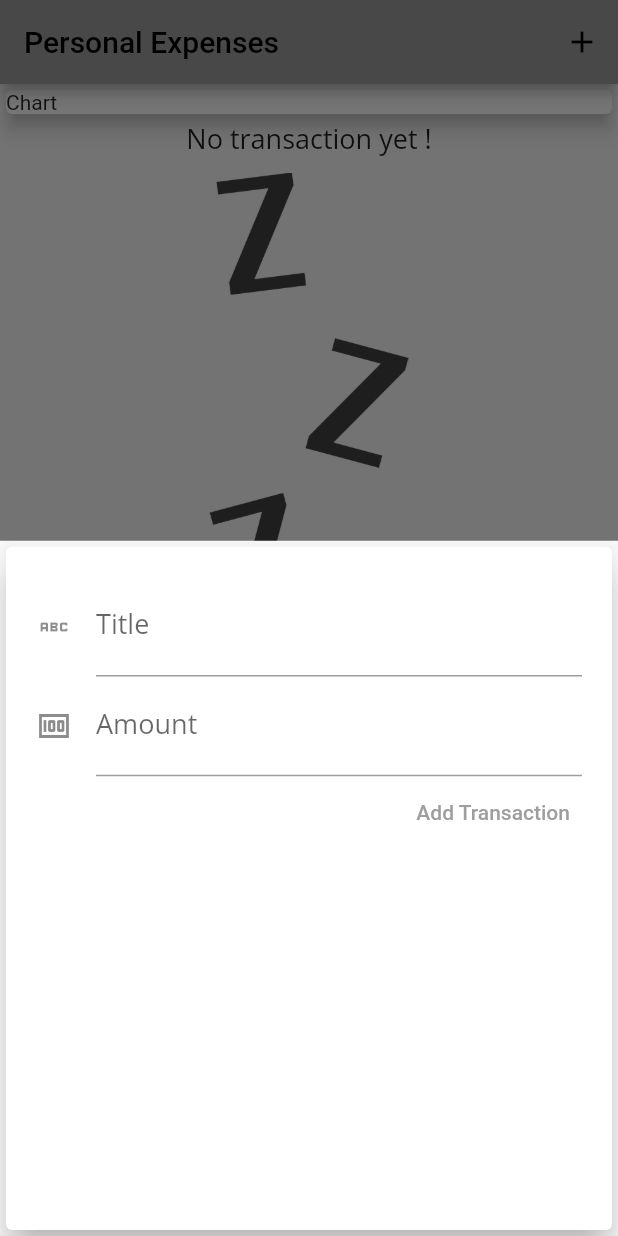
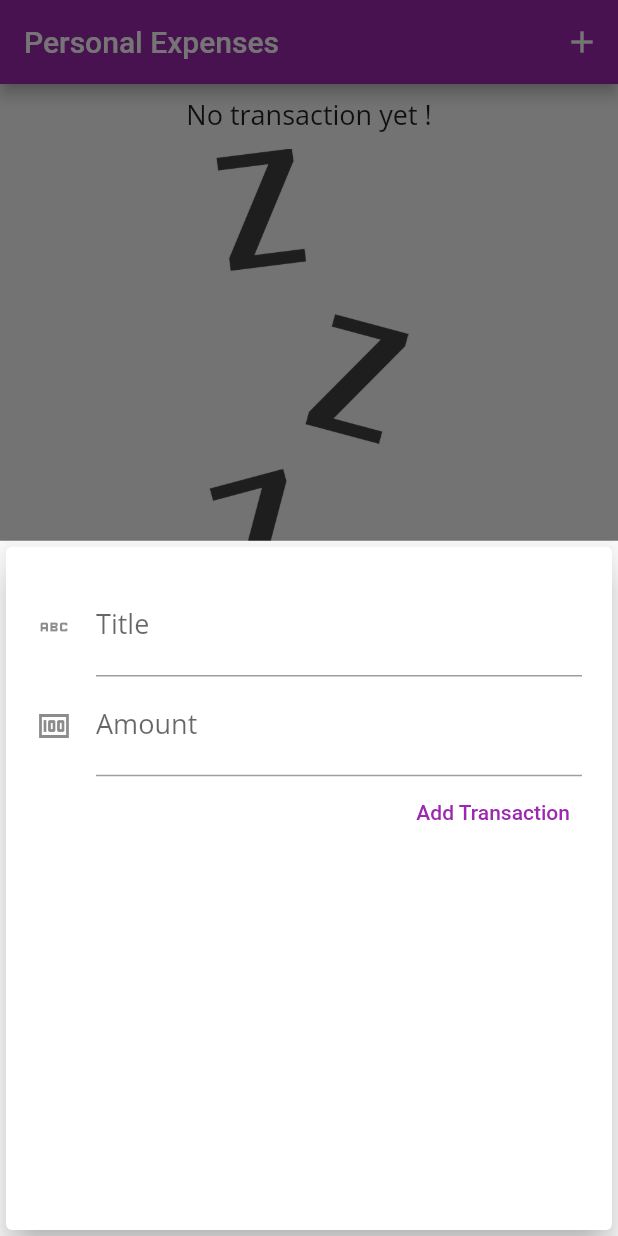
Before and after one commit to DrAnonymousNet/Expenses-Tracker, a Flutter app: the screen it shows after launch, after a tap on the "add" icon, on a phone screen of 412 x 824 dp. Run offline on Flutter 3.47's test engine with Material 2 defaults, Android fonts, the phone set to English and light mode, and no system bars.

Commit message:
Added Expenses bar widget

```diff
--- a/lib/main.dart
+++ b/lib/main.dart
@@ -1,3 +1,4 @@
+import 'widgets/chart.dart';
 import 'package:flutter/material.dart';
 import './models/transaction_list.dart';
 import 'widgets/transaction.dart';
@@ -11,10 +12,15 @@ class MyApp extends StatelessWidget {
     return MaterialApp(
       title: 'Personal Expenses',
       theme: ThemeData(
-        primarySwatch: Colors.grey,
+        primarySwatch: Colors.purple,
         fontFamily: "Quicksand",
-        textTheme: ThemeData.light().textTheme.copyWith(titleMedium: TextStyle(fontFamily: "OpenSans", fontSize: 18)),
-        appBarTheme:AppBarTheme(toolbarTextStyle:TextStyle(fontFamily: "OpenSans", fontWeight: FontWeight.bold, fontSize: 20)),
+        textTheme: ThemeData.light().textTheme.copyWith(
+            titleMedium: TextStyle(fontFamily: "OpenSans", fontSize: 18)),
+        appBarTheme: AppBarTheme(
+            toolbarTextStyle: TextStyle(
+                fontFamily: "OpenSans",
+                fontWeight: FontWeight.bold,
+                fontSize: 20)),
       ),
       home: _MyHomePage(),
     );
@@ -33,6 +39,13 @@ class _MyHomePageState extends State {
     //Transaction(id: 1, title: "Wears", amount: 45.98, date: DateTime.now()),
     //Transaction(id: 2, title: "Groceries", amount: 33.12, date: DateTime.now())
   ];
+
+  List<Transaction> get _getRecentTransactions {
+    return transactions.where((transaction) {
+      return transaction.date
+          .isAfter(DateTime.now().subtract(Duration(days: 7)));
+    }).toList();
+  }
 
   final titleController = TextEditingController();
   final amountController = TextEditingController();
@@ -62,7 +75,9 @@ class _MyHomePageState extends State {
       appBar: AppBar(
         title: Text('Personal Expenses'),
         actions: [
-          IconButton(icon: Icon(Icons.add), onPressed:(() => _addNewTransactionModal(context))),
+          IconButton(
+              icon: Icon(Icons.add),
+              onPressed: (() => _addNewTransactionModal(context))),
         ],
       ),
       body: SingleChildScrollView(
@@ -70,19 +85,14 @@ class _MyHomePageState extends State {
             //mainAxisAlignment: MainAxisAlignment.spaceEvenly,
             crossAxisAlignment: CrossAxisAlignment.center,
             children: <Widget>[
-              Container(
-                width: double.infinity,
-                child: Card(
-                  child: Text("Chart"),
-                  elevation: 5,
-                ),
-              ),
+
+              Chart(_getRecentTransactions),
               TransactionCard(transactions)
             ]),
       ),
       floatingActionButton: FloatingActionButton(
         child: Icon(Icons.add),
-        onPressed:() => _addNewTransactionModal(context),
+        onPressed: () => _addNewTransactionModal(context),
       ),
     );
   }
--- /dev/null
+++ b/lib/widgets/chart.dart
@@ -0,0 +1,37 @@
+import 'package:flutter/material.dart';
+
+import '../models/transaction_list.dart';
+import 'package:flutter/src/widgets/container.dart';
+import 'package:flutter/src/widgets/framework.dart';
+import 'package:intl/intl.dart';
+
+class Chart extends StatelessWidget {
+  final List<Transaction> recentTransactions;
+
+  Chart(this.recentTransactions);
+
+  List<Map<String, Object>> get _groupTransactionValue {
+    return List.generate(7, (index) {
+      final weekDay = DateTime.now().subtract(Duration(days: index));
+      var totalDayAmount = 0.0;
+
+      for (int i = 0; i < recentTransactions.length; i++) {
+        var tx = recentTransactions[i];
+        if (tx.date.day == weekDay.day &&
+            tx.date.month == tx.date.month &&
+            tx.date.year == tx.date.year) {
+          totalDayAmount += tx.amount;
+        }
+      }
+      return {"amount": totalDayAmount, "day": DateFormat.E().format(weekDay)};
+    });
+  }
+
+  @override
+  Widget build(BuildContext context) {
+    print(_groupTransactionValue);
+    return Card(
+      child: Row(children: []),
+    );
+  }
+}
```
Also changed, not shown: lib/widgets/chart_bar.dart (added, +44 -0 lines).
